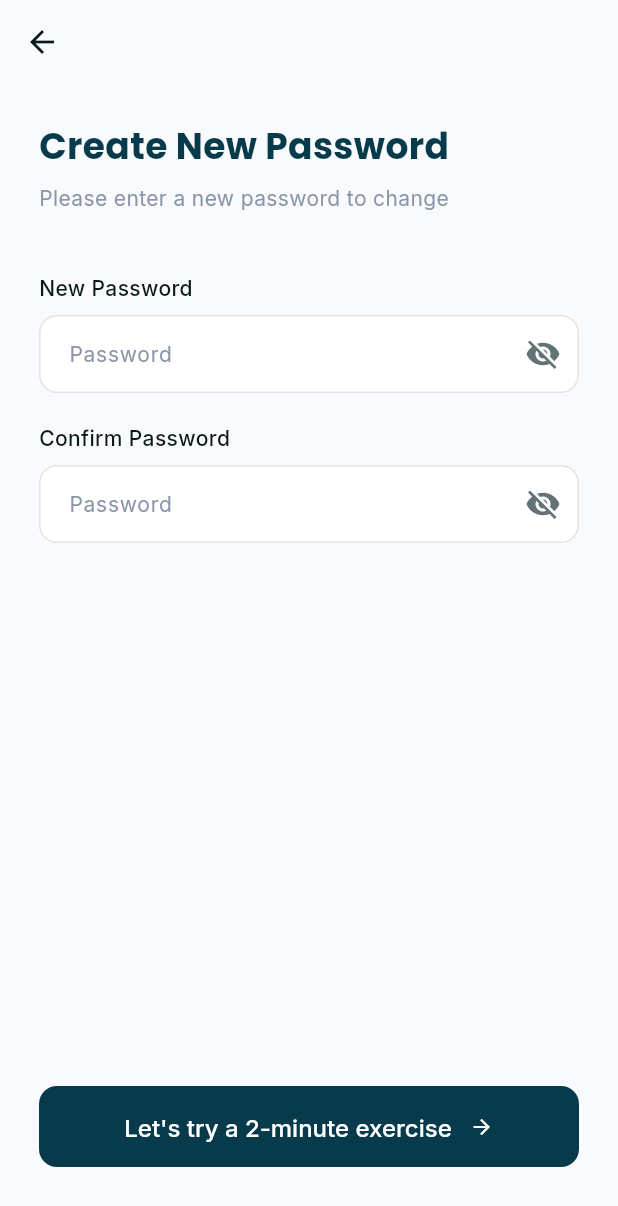
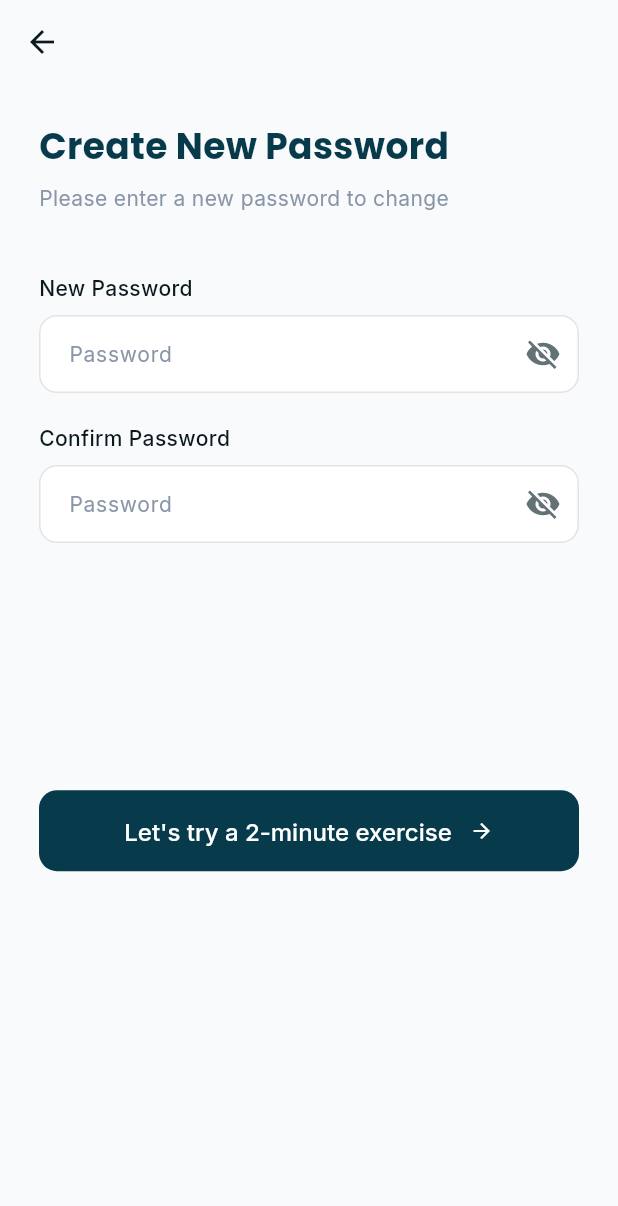
Before and after one commit to Mehedi259/eqi30, a Flutter app: the CreateNewPasswordScreen screen opened by its route, on a phone screen of 412 x 824 dp. Shown: the top 1206 px of the screen. Run offline on Flutter 3.47's test engine with Material 3 defaults, Android fonts, the phone set to English and light mode, and no system bars; our stand-ins replace go_router, google_fonts, pinput.

Commit message:
Implement scrollability and layout adjustments in `CreateNewPasswordScreen`
- Wrap the screen content in a `SingleChildScrollView` to prevent overflow on smaller devices
- Replace `Spacer` with dynamic vertical spacing using `MediaQuery`
- Refactor code for consistent formatting and improved readability

```diff
--- a/lib/features/auth/create_new_password_screen.dart
+++ b/lib/features/auth/create_new_password_screen.dart
@@ -9,7 +9,8 @@ class CreateNewPasswordScreen extends StatefulWidget {
   const CreateNewPasswordScreen({super.key});
 
   @override
-  State<CreateNewPasswordScreen> createState() => _CreateNewPasswordScreenState();
+  State<CreateNewPasswordScreen> createState() =>
+      _CreateNewPasswordScreenState();
 }
 
 class _CreateNewPasswordScreenState extends State<CreateNewPasswordScreen> {
@@ -59,10 +60,7 @@ class _CreateNewPasswordScreenState extends State<CreateNewPasswordScreen> {
               ),
             ),
             const SizedBox(height: 20),
-            Text(
-              'Success!',
-              style: AppTextStyles.heading3,
-            ),
+            Text('Success!', style: AppTextStyles.heading3),
             const SizedBox(height: 8),
             Text(
               'You password has been changed. Please log in again with a new password.',
@@ -93,7 +91,7 @@ class _CreateNewPasswordScreenState extends State<CreateNewPasswordScreen> {
         ),
       ),
       body: SafeArea(
-        child: Padding(
+        child: SingleChildScrollView(
           padding: const EdgeInsets.all(26),
           child: Form(
             key: _formKey,
@@ -145,7 +143,7 @@ class _CreateNewPasswordScreenState extends State<CreateNewPasswordScreen> {
                     return null;
                   },
                 ),
-                const Spacer(),
+                SizedBox(height: MediaQuery.of(context).size.height * 0.2),
 
                 CustomButton(
                   text: 'Let\'s try a 2-minute exercise',
```
